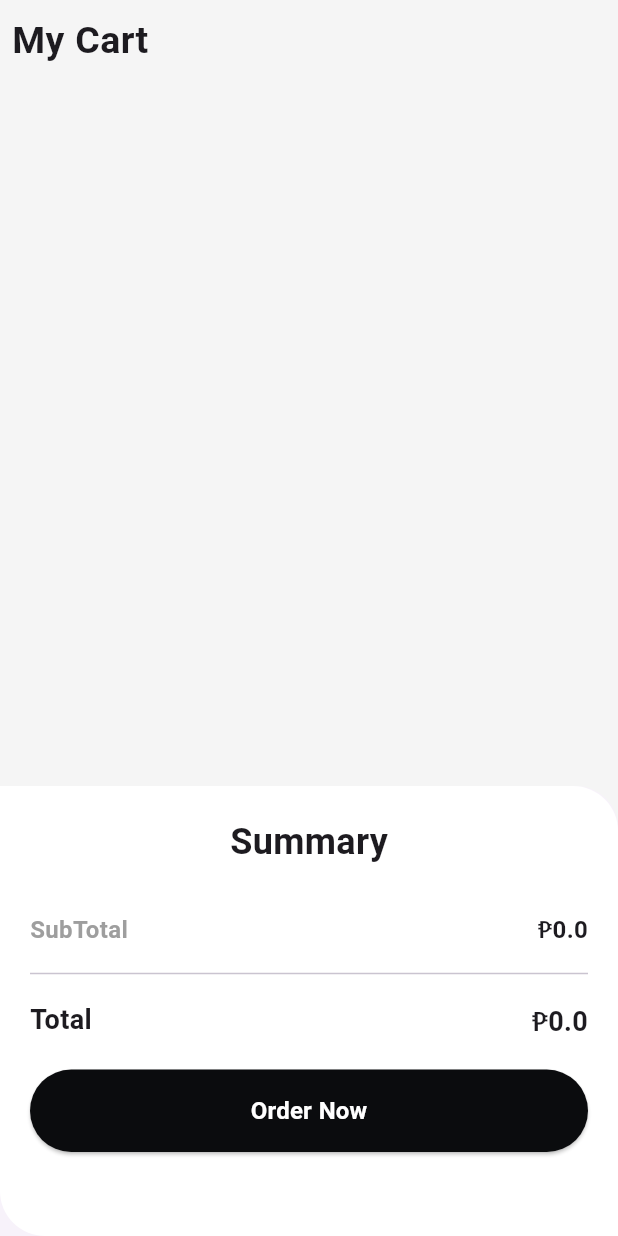
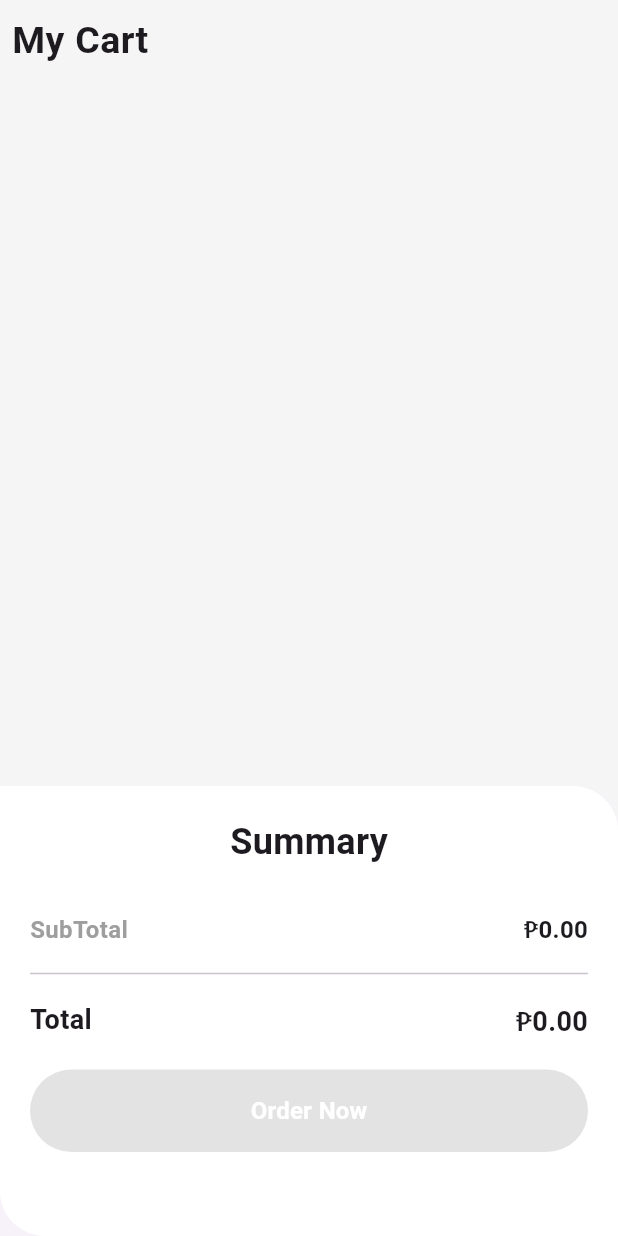
Before and after one commit to rdvncntdlg/HeBrewsMobileApp, a Flutter app: the CartScreen screen opened directly, on a phone screen of 412 x 824 dp. Run offline on Flutter 3.47's test engine with Material 3 defaults, Android fonts, the phone set to English and light mode, and no system bars; our stand-ins replace font_awesome_flutter, google_fonts.

Commit message:
edit features

```diff
--- a/he_brew_app/lib/screens/cart/carts_screen.dart
+++ b/he_brew_app/lib/screens/cart/carts_screen.dart
@@ -15,7 +15,8 @@ class _CartScreenState extends State<CartScreen> {
   Widget build(BuildContext context) {
     final provider = CartProvider.of(context);
     final finalList = provider.cart;
-    producrQuantity(IconData icon, int index) {
+
+    productQuantity(IconData icon, int index) {
       return GestureDetector(
         onTap: () {
           setState(() {
@@ -80,7 +81,6 @@ class _CartScreenState extends State<CartScreen> {
                                   borderRadius: BorderRadius.circular(20),
                                   color: contentColor,
                                 ),
-                              // padding: const EdgeInsets.all(20),
                                 child: Image.asset(cartItems.image),
                               ),
                               const SizedBox(width: 10),
@@ -104,7 +104,8 @@ class _CartScreenState extends State<CartScreen> {
                                       fontFamily: 'Poppins',
                                       fontWeight: FontWeight.bold,
                                       fontSize: 14,
-                                      color: Colors.grey.shade400),
+                                      color: Colors.grey.shade400,
+                                    ),
                                   ),
                                   const SizedBox(height: 10),
                                   Text(
@@ -139,7 +140,7 @@ class _CartScreenState extends State<CartScreen> {
                               child: Row(
                                 children: [
                                   const SizedBox(width: 10),
-                                producrQuantity(Icons.add, index),
+                                  productQuantity(Icons.add, index),
                                   const SizedBox(width: 10),
                                   Text(
                                     cartItems.quantity.toString(),
@@ -150,7 +151,7 @@ class _CartScreenState extends State<CartScreen> {
                                     ),
                                   ),
                                   const SizedBox(width: 10),
-                                producrQuantity(Icons.remove, index),
+                                  productQuantity(Icons.remove, index),
                                   const SizedBox(width: 10),
                                 ],
                               ),
@@ -159,9 +160,9 @@ class _CartScreenState extends State<CartScreen> {
                             // for remove items
                             IconButton(
                               onPressed: () {
-                              // for remove items in cart
-                              finalList.removeAt(index);
-                              setState(() {});
+                                setState(() {
+                                  provider.removeItem(index);
+                                });
                               },
                               icon: const Icon(
                                 Icons.delete,
@@ -177,8 +178,20 @@ class _CartScreenState extends State<CartScreen> {
                 },
               ),
             ),
+            Padding(
+              padding: const EdgeInsets.all(8.0),
+              child: Text(
+                "Total Price: ₱${provider.totalPrice.toStringAsFixed(2)}",
+                style: const TextStyle(
+                  fontFamily: 'Poppins',
+                  fontWeight: FontWeight.bold,
+                  fontSize: 18,
+                ),
+              ),
+            ),
           ],
-      )),
+        ),
+      ),
     );
   }
 }
--- a/he_brew_app/lib/screens/cart/check_out.dart
+++ b/he_brew_app/lib/screens/cart/check_out.dart
@@ -9,6 +9,8 @@ class CheckOutBox extends StatelessWidget {
   @override
   Widget build(BuildContext context) {
     final provider = CartProvider.of(context);
+    final isCartEmpty = provider.cart.isEmpty;
+
     return Container(
       height: 300,
       width: double.infinity,
@@ -45,7 +47,7 @@ class CheckOutBox extends StatelessWidget {
                 ),
               ),
               Text(
-                "₱${provider.totalPrice()}",
+                "₱${provider.totalPrice.toStringAsFixed(2)}",
                 style: const TextStyle(
                   fontFamily: 'Poppins',
                   fontWeight: FontWeight.bold,
@@ -69,7 +71,7 @@ class CheckOutBox extends StatelessWidget {
                 ),
               ),
               Text(
-                "₱${provider.totalPrice()}",
+                "₱${provider.totalPrice.toStringAsFixed(2)}",
                 style: const TextStyle(
                   fontFamily: 'Poppins',
                   fontWeight: FontWeight.bold,
@@ -84,7 +86,9 @@ class CheckOutBox extends StatelessWidget {
               backgroundColor: primaryColor,
               minimumSize: const Size(double.infinity, 55),
             ),
-            onPressed: () {
+            onPressed: isCartEmpty // Disable the button if the cart is empty
+              ? null
+              : () {
               showDialog(
                 context: context,
                 builder: (context) => AlertDialog(
```
Also changed, not shown: he_brew_app/lib/provider/add_to_cart_provider.dart (+12 -2 lines). Lines whose indentation alone changed are shown as unchanged.
